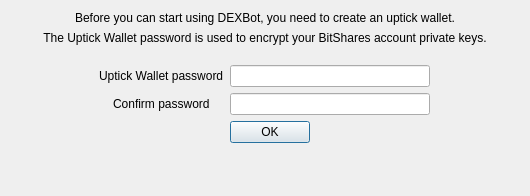
Old version of the form dexbot/views/ui/create_wallet_window.ui in the repository midas19910709/DEX-Bot-onGraphene.
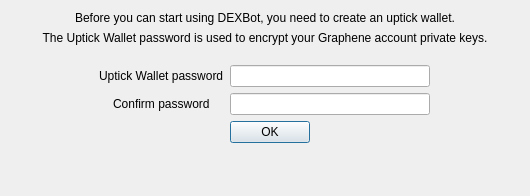
New version of the form.

Commit message: init Graphene

What changed in the file:
```diff
--- a/dexbot/views/ui/create_wallet_window.ui
+++ b/dexbot/views/ui/create_wallet_window.ui
@@ -42,7 +42,7 @@
    <item>
     <widget class="QLabel" name="label">
      <property name="text">
-      <string>The Uptick Wallet password is used to encrypt your BitShares account private keys.</string>
+      <string>The Uptick Wallet password is used to encrypt your Graphene account private keys.</string>
      </property>
      <property name="alignment">
       <set>Qt::AlignCenter</set>
```
The commit also changes 33 other files.
